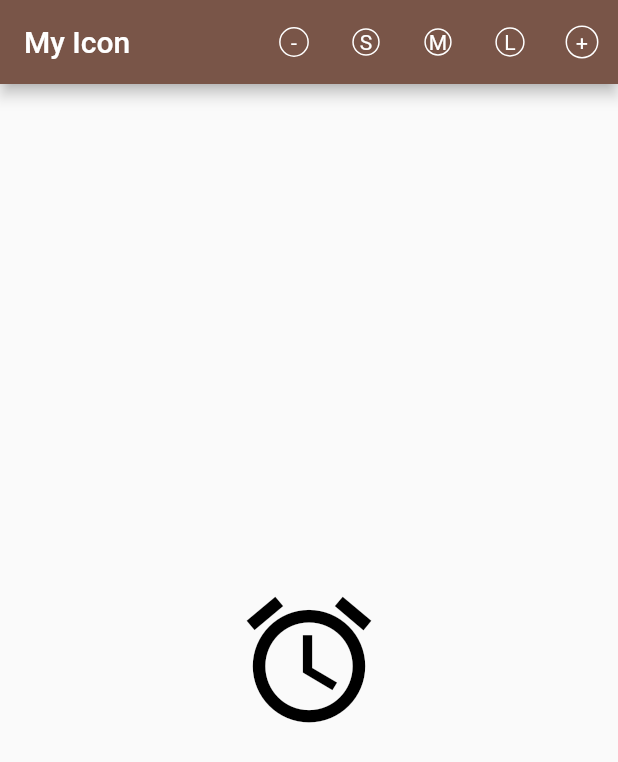
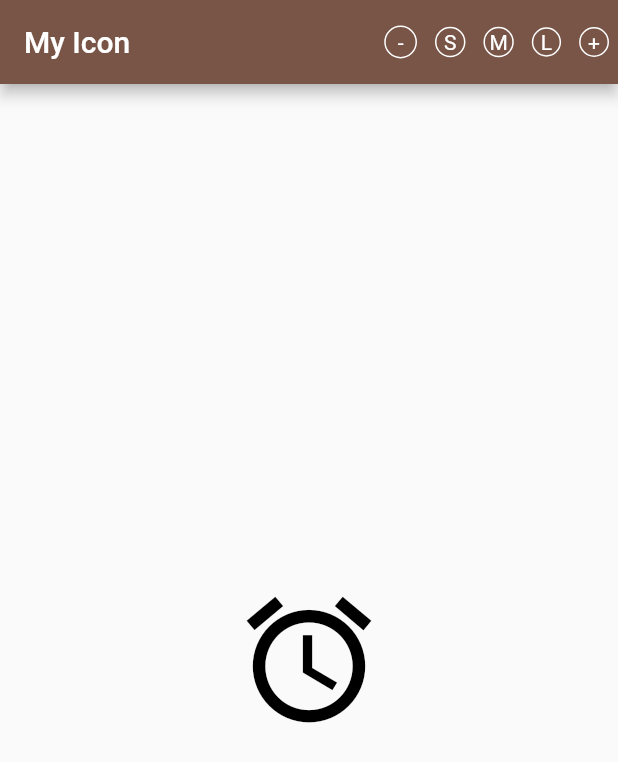
Before and after one commit to ivanavi2/MobileApplicationProgramming_Exercise1, a Flutter app: the screen it shows after launch, on a phone screen of 412 x 824 dp. Shown: the top 762 px of the screen. Run offline on Flutter 3.47's test engine with Material 2 defaults, Android fonts, the light colour scheme and no system bars.

Commit message:
Refactor and create custom action button widget
Driver: Ivan Teh Guang Sern
Navigator: Kong Hao Zhe

```diff
--- a/lib/main.dart
+++ b/lib/main.dart
@@ -1,4 +1,5 @@
 import 'package:flutter/material.dart';
+import './widgets/action_button.dart';
 
 void main() {
   runApp(MyApp());
@@ -30,6 +31,30 @@ class _MyHomePageState extends State<MyHomePage> {
   double _blueColorValue = 0;
   double _size = 100;
 
+  void _setIconSize(double size) {
+    setState(() {
+      _size = size;
+    });
+  }
+
+  void _incrementIconSize() {
+    setState(() {
+      if (_size == 400) {
+        return;
+      }
+      _size += 50;
+    });
+  }
+
+  void _decrementIconSize() {
+    setState(() {
+      if (_size == 50) {
+        return;
+      }
+      _size -= 50;
+    });
+  }
+
   @override
   Widget build(BuildContext context) {
     return SafeArea(
@@ -40,59 +65,38 @@ class _MyHomePageState extends State<MyHomePage> {
           actions: [
             Row(
               children: [
-                IconButton(
-                  icon: Container(
-                    padding: EdgeInsets.all(7),
-                    child: Text('-'),
-                    decoration: BoxDecoration(
-                        shape: BoxShape.circle,
-                        border: Border.all(
-                          color: Colors.white,
-                          width: 1.0,
-                        )),
-                  ),
-                  onPressed: () => () {},
+                ActionButton(
+                  '-',
+                  8,
+                  _decrementIconSize,
                 ),
-                IconButton(
-                  icon: Container(
-                    padding: EdgeInsets.all(4),
-                    child: Text('S'),
-                    decoration: BoxDecoration(
-                        shape: BoxShape.circle,
-                        border: Border.all(
-                          color: Colors.white,
-                          width: 1.0,
-                        )),
-                  ),
-                  onPressed: () => () {},
+                ActionButton(
+                  'S',
+                  5,
+                  () {
+                    _setIconSize(100);
+                  },
                 ),
-                IconButton(
-                  icon: Container(
-                    padding: EdgeInsets.all(2),
-                    child: Text('M'),
-                    decoration: BoxDecoration(
-                        shape: BoxShape.circle,
-                        border: Border.all(
-                          color: Colors.white,
-                          width: 1.0,
-                        )),
-                  ),
-                  onPressed: () => () {},
+                ActionButton(
+                  'M',
+                  3,
+                  () {
+                    _setIconSize(250);
+                  },
                 ),
-                IconButton(
-                  icon: Container(
-                    padding: EdgeInsets.all(5),
-                    child: Text('L'),
-                    decoration: BoxDecoration(
-                        shape: BoxShape.circle,
-                        border: Border.all(
-                          color: Colors.white,
-                          width: 1.0,
-                        )),
-                  ),
-                  onPressed: () => () {},
+                ActionButton(
+                  'L',
+                  5,
+                  () {
+                    _setIconSize(400);
+                  },
                 ),
-                IconButton(
+                ActionButton(
+                  '+',
+                  5,
+                  _incrementIconSize,
+                ),
+                /* IconButton(
                   icon: Container(
                     padding: EdgeInsets.all(6),
                     child: Text('+'),
@@ -104,7 +108,7 @@ class _MyHomePageState extends State<MyHomePage> {
                         )),
                   ),
                   onPressed: () => () {},
-                ),
+                ), */
               ],
             )
           ]),
--- /dev/null
+++ b/lib/widgets/action_button.dart
@@ -0,0 +1,27 @@
+import 'package:flutter/material.dart';
+
+class ActionButton extends StatelessWidget {
+  final String buttonText;
+  final int buttonPadding;
+  final Function changeButtonSize;
+
+  ActionButton(this.buttonText, this.buttonPadding, this.changeButtonSize);
+
+  @override
+  Widget build(BuildContext context) {
+    return GestureDetector(
+      child: Container(
+        margin: EdgeInsets.symmetric(horizontal: 6),
+        padding: EdgeInsets.all(buttonPadding.toDouble()),
+        child: Text(buttonText),
+        decoration: BoxDecoration(
+            shape: BoxShape.circle,
+            border: Border.all(
+              color: Colors.white,
+              width: 1.0,
+            )),
+      ),
+      onTap: changeButtonSize,
+    );
+  }
+}
```
